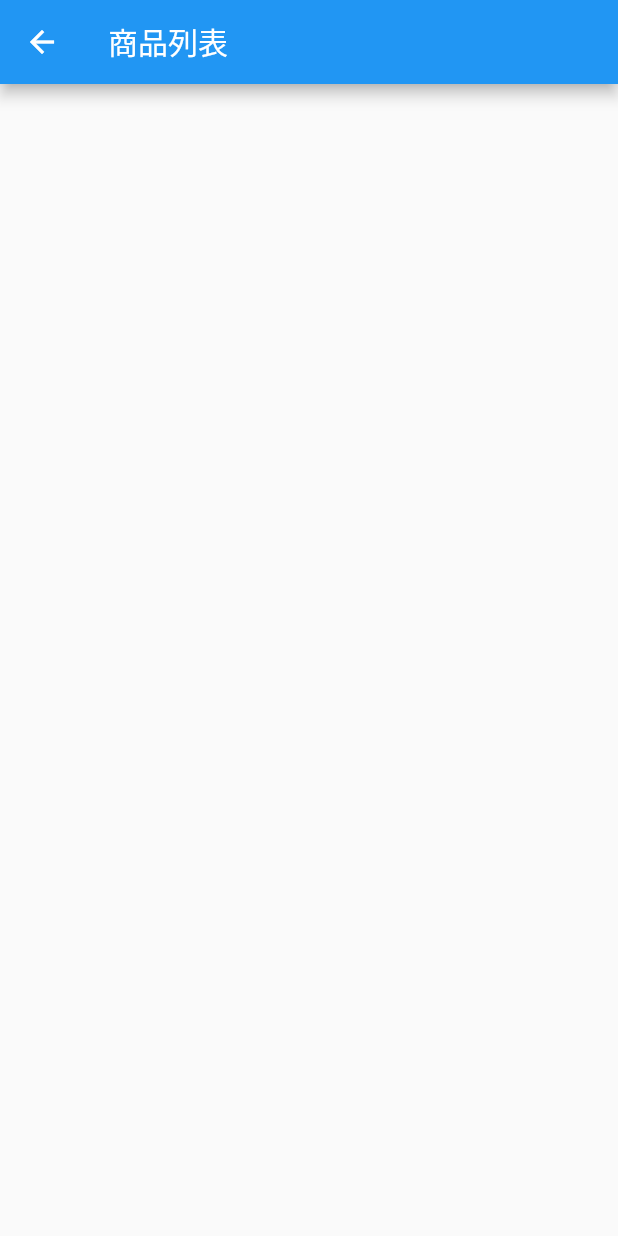
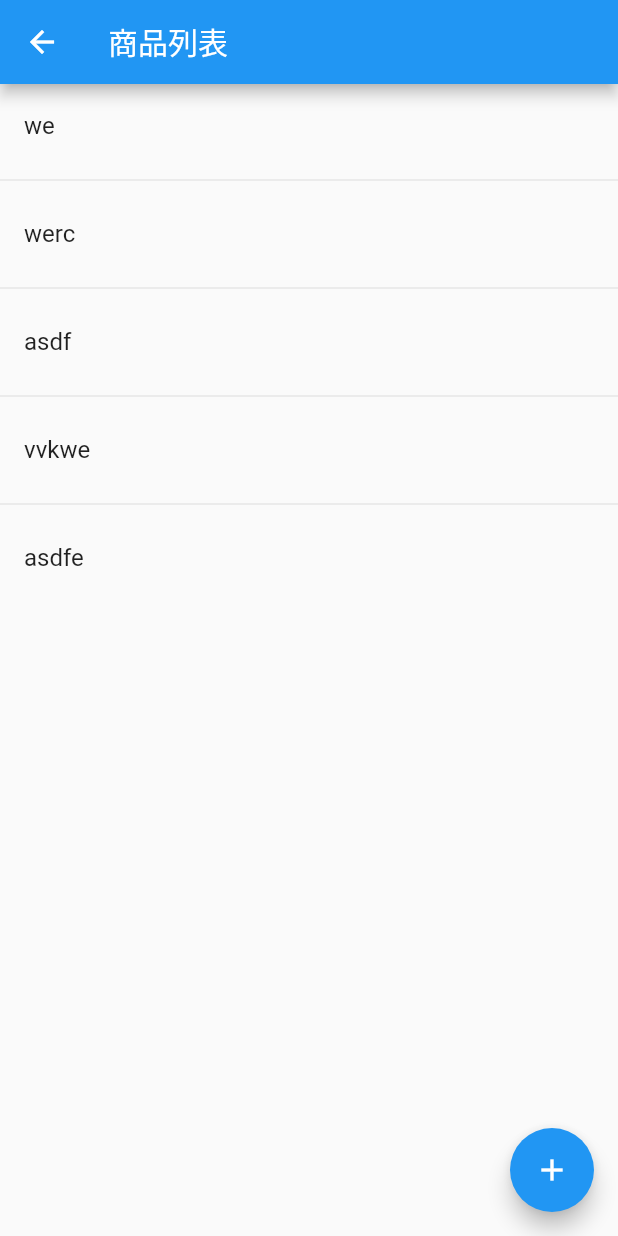
Before and after one commit to hc0/getx_demo, a Flutter app: the GoodsListPage screen opened by its route, on a phone screen of 412 x 824 dp. Run offline on Flutter 3.47's test engine with Material 2 defaults, Android fonts, the phone set to English and light mode, and no system bars; our stand-ins replace get.

Commit message:
调整路由

```diff
--- a/lib/main.dart
+++ b/lib/main.dart
@@ -8,12 +8,11 @@ import 'package:getx_demo/shared/logger/logger_utils.dart';
 late Directory appDocsDir;
 
 void main() async {
-
-  runApp(GetMaterialApp.router(
+  runApp(GetMaterialApp(
     debugShowCheckedModeBanner: false,
     enableLog: true,
     logWriterCallback: Logger.write,
-    // initialRoute: AppPages.INITIAL,
+    initialRoute: AppPages.initial,
     getPages: AppPages.routes,
   ));
 }
--- a/lib/page/goods_list/state.dart
+++ b/lib/page/goods_list/state.dart
@@ -1,8 +1,9 @@
+import 'package:get/get.dart';
+
 class GoodsListState {
   GoodsListState() {
     ///Initialize variables
   }
 
-
-
+  RxList list = ['we', 'werc', 'asdf', 'vvkwe', 'asdfe'].obs;
 }
--- a/lib/page/goods_list/view.dart
+++ b/lib/page/goods_list/view.dart
@@ -5,9 +5,7 @@ import 'package:getx_demo/page/main/logic.dart';
 import 'logic.dart';
 
 class GoodsListPage extends StatelessWidget {
-  final logic = Get.put(GoodsListLogic());
-  final state = Get.find<GoodsListLogic>().state;
-  final mainState = Get.find<MainLogic>().state;
+  final logic = GoodsListLogic();
 
   @override
   Widget build(BuildContext context) {
@@ -15,7 +13,19 @@ class GoodsListPage extends StatelessWidget {
       appBar: AppBar(
         title: const Text('商品列表'),
       ),
+      body: Obx(
+        () => ListView.separated(
+          itemBuilder: (context, index) => ListTile(
+            title: Text(logic.state.list[index]),
+          ),
+          separatorBuilder: (context, index) => const Divider(),
+          itemCount: logic.state.list.length,
+        ),
+      ),
+      floatingActionButton: FloatingActionButton(
+        child: const Icon(Icons.add, size: 24),
+        onPressed: logic.addData,
+      ),
     );
   }
-
 }
--- a/lib/page/home/view.dart
+++ b/lib/page/home/view.dart
@@ -1,7 +1,7 @@
 import 'package:flutter/material.dart';
 import 'package:get/get.dart';
-import 'package:getx_demo/page/goods_list/view.dart';
 import 'package:getx_demo/page/main/logic.dart';
+import 'package:getx_demo/routes/app_pages.dart';
 
 import 'logic.dart';
 
@@ -34,7 +34,7 @@ class HomePage extends StatelessWidget {
             ElevatedButton(
               child: const Text('商品列表'),
               onPressed: () {
-                Get.to(GoodsListPage());
+                Get.toNamed(Paths.home + Paths.goodsList);
               },
             ),
           ],
--- a/lib/routes/app_routes.dart
+++ b/lib/routes/app_routes.dart
@@ -9,6 +9,8 @@ abstract class AppRoutes {
   static const shoppingCart = Paths.shoppingCart;
   static const mine = Paths.mine;
 
+  static const login = Paths.login;
+
   static const goodsList = Paths.goodsList;
   static const goodsDetail = Paths.goodsDetail;
   static const orderList = Paths.orderList;
@@ -18,6 +20,7 @@ abstract class AppRoutes {
 
 abstract class Paths {
   static const welcome = '/welcome';
+  static const login = '/login';
 
   static const main = '/main';
   static const home = '/home';
```
Also changed, not shown: lib/common/middleware/router_auth.dart (added, +18 -0 lines), lib/page/goods_detail/view.dart (+11 -0 lines), lib/page/goods_list/logic.dart (+14 -1 lines), lib/page/main/view.dart (+9 -17 lines), lib/routes/app_pages.dart (+30 -15 lines).
